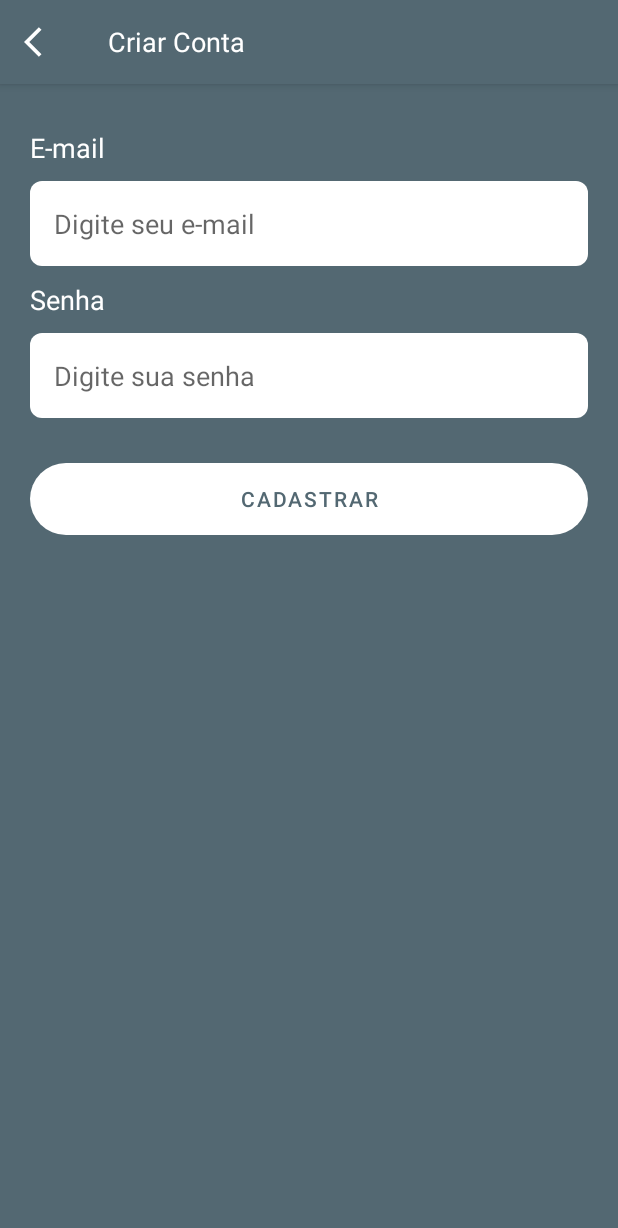
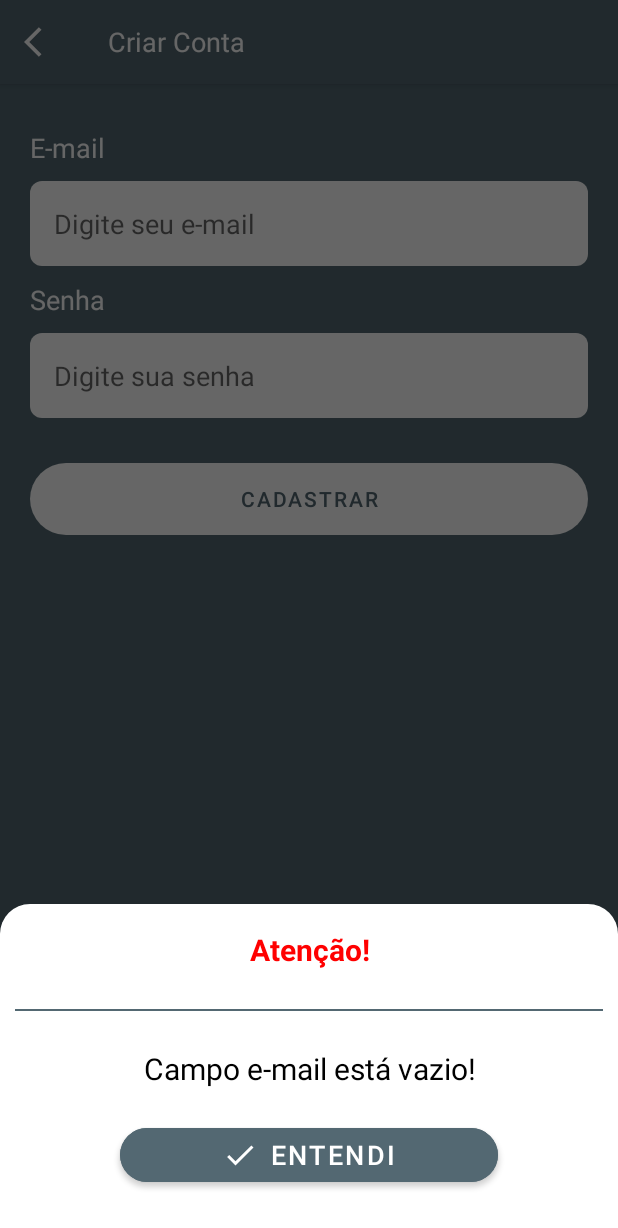
Before and after one commit to weskleyMDev/AndroidProjects, an Android app: the RegisterFragment screen opened through its navigation route, after a tap on "CADASTRAR", on a phone screen of 412 x 824 dp. Shown: the top 1228 px of the screen. Run offline under Robolectric (Android 15) with nearby library versions, the phone set to English and light mode, and no system bars; our stand-ins replace Firebase (no records; nobody signed in at launch, a user with empty details on screens opened directly); 1 statement that could not run was skipped.

Commit message:
bottomsheet alert adicionado ao projeto

```diff
--- a/MobileProject/app/src/main/java/com/mbweskley/mobileproject/helper/Extenssions.kt
+++ b/MobileProject/app/src/main/java/com/mbweskley/mobileproject/helper/Extenssions.kt
@@ -4,6 +4,9 @@ import android.graphics.Color
 import androidx.appcompat.app.AppCompatActivity
 import androidx.appcompat.widget.Toolbar
 import androidx.fragment.app.Fragment
+import com.google.android.material.bottomsheet.BottomSheetDialog
+import com.mbweskley.mobileproject.R
+import com.mbweskley.mobileproject.databinding.BottomSheetBinding
 
 fun Fragment.backToolbar(toolbar: Toolbar) {
     (activity as AppCompatActivity).setSupportActionBar(toolbar)
@@ -12,3 +15,28 @@ fun Fragment.backToolbar(toolbar: Toolbar) {
     toolbar.setNavigationOnClickListener { activity?.onBackPressed() }
     toolbar.setTitleTextColor(Color.parseColor("#FFFFFFFF"))
 }
+
+fun Fragment.showBottomSheet(
+    titleDialog: Int? = null,
+    titleButton: Int? = null,
+    message: Int,
+    onClick: () -> Unit = {}
+) {
+    val bottomSheetDialog = BottomSheetDialog(
+        requireContext(),
+        R.style.BottomSheetDialog
+    )
+    val bottomSheetBinding: BottomSheetBinding =
+        BottomSheetBinding.inflate(layoutInflater, null, false)
+
+    bottomSheetBinding.tvTitle.text = getString(titleDialog ?: R.string.TV_WARNING)
+    bottomSheetBinding.tvMessage.text = getText(message)
+    bottomSheetBinding.btClick.text = getString(titleButton ?: R.string.BT_ENTENDI)
+    bottomSheetBinding.btClick.setOnClickListener {
+        onClick()
+        bottomSheetDialog.dismiss()
+    }
+
+    bottomSheetDialog.setContentView(bottomSheetBinding.root)
+    bottomSheetDialog.show()
+}
--- a/MobileProject/app/src/main/java/com/mbweskley/mobileproject/ui/auth/LoginFragment.kt
+++ b/MobileProject/app/src/main/java/com/mbweskley/mobileproject/ui/auth/LoginFragment.kt
@@ -14,6 +14,7 @@ import com.mbweskley.mobileproject.R
 import com.mbweskley.mobileproject.databinding.FragmentLoginBinding
 import com.mbweskley.mobileproject.helper.BaseFragment
 import com.mbweskley.mobileproject.helper.FirebaseHelper
+import com.mbweskley.mobileproject.helper.showBottomSheet
 
 class LoginFragment : BaseFragment() {
 
@@ -60,12 +61,10 @@ class LoginFragment : BaseFragment() {
                 binding.progressBar.isVisible = true
                 loginUser(email, senha)
             } else {
-                Toast.makeText(requireContext(), "Campo Senha está em branco", Toast.LENGTH_SHORT)
-                    .show()
+                showBottomSheet(message = R.string.SENHA_VAZIO)
             }
         } else {
-            Toast.makeText(requireContext(), "Campo E-mail está em branco", Toast.LENGTH_SHORT)
-                .show()
+            showBottomSheet(message = R.string.EMAIL_VAZIO)
         }
     }
 
--- a/MobileProject/app/src/main/java/com/mbweskley/mobileproject/ui/auth/RecoverFragment.kt
+++ b/MobileProject/app/src/main/java/com/mbweskley/mobileproject/ui/auth/RecoverFragment.kt
@@ -4,9 +4,7 @@ import android.os.Bundle
 import android.view.LayoutInflater
 import android.view.View
 import android.view.ViewGroup
-import android.widget.Toast
 import androidx.core.view.isVisible
-import androidx.navigation.fragment.findNavController
 import com.google.firebase.auth.FirebaseAuth
 import com.google.firebase.auth.ktx.auth
 import com.google.firebase.ktx.Firebase
@@ -15,6 +13,7 @@ import com.mbweskley.mobileproject.databinding.FragmentRecoverBinding
 import com.mbweskley.mobileproject.helper.BaseFragment
 import com.mbweskley.mobileproject.helper.FirebaseHelper
 import com.mbweskley.mobileproject.helper.backToolbar
+import com.mbweskley.mobileproject.helper.showBottomSheet
 
 class RecoverFragment : BaseFragment() {
 
@@ -52,8 +51,7 @@ class RecoverFragment : BaseFragment() {
             binding.progressBar.isVisible = true
             recoverUserAccount(email)
         } else {
-            Toast.makeText(requireContext(), "Campo E-mail está em branco", Toast.LENGTH_SHORT)
-                .show()
+            showBottomSheet(message = R.string.EMAIL_VAZIO)
         }
     }
 
@@ -61,20 +59,13 @@ class RecoverFragment : BaseFragment() {
         auth.sendPasswordResetEmail(email)
             .addOnCompleteListener(requireActivity()) { task ->
                 if (task.isSuccessful) {
-                    findNavController().navigate(
-                        R.id.action_recoverFragment_to_loginFragment
+                    showBottomSheet(message = R.string.VERIFICAR_EMAIL)
+                } else {
+                    showBottomSheet(
+                        message = FirebaseHelper.validError(
+                            task.exception?.message ?: ""
+                        )
                     )
-                    Toast.makeText(
-                        requireContext(),
-                        "Verifique seu e-mail para recuperar sua conta!",
-                        Toast.LENGTH_SHORT
-                    ).show()
-                } else {
-                    Toast.makeText(
-                        requireContext(),
-                        FirebaseHelper.validError(task.exception?.message ?: ""),
-                        Toast.LENGTH_SHORT
-                    ).show()
                     binding.progressBar.isVisible = false
                 }
             }
--- a/MobileProject/app/src/main/java/com/mbweskley/mobileproject/ui/auth/RegisterFragment.kt
+++ b/MobileProject/app/src/main/java/com/mbweskley/mobileproject/ui/auth/RegisterFragment.kt
@@ -15,6 +15,7 @@ import com.mbweskley.mobileproject.databinding.FragmentRegisterBinding
 import com.mbweskley.mobileproject.helper.BaseFragment
 import com.mbweskley.mobileproject.helper.FirebaseHelper
 import com.mbweskley.mobileproject.helper.backToolbar
+import com.mbweskley.mobileproject.helper.showBottomSheet
 
 class RegisterFragment : BaseFragment() {
 
@@ -54,12 +55,10 @@ class RegisterFragment : BaseFragment() {
                 binding.progressBar.isVisible = true
                 registerUser(email, senha)
             } else {
-                Toast.makeText(requireContext(), "Campo Senha está em branco", Toast.LENGTH_SHORT)
-                    .show()
+                showBottomSheet(message = R.string.SENHA_VAZIO)
             }
         } else {
-            Toast.makeText(requireContext(), "Campo E-mail está em branco", Toast.LENGTH_SHORT)
-                .show()
+            showBottomSheet(message = R.string.EMAIL_VAZIO)
         }
     }
 
--- /dev/null
+++ b/MobileProject/app/src/main/res/drawable/bg_bottom_sheet.xml
@@ -0,0 +1,8 @@
+<?xml version="1.0" encoding="utf-8"?>
+<shape xmlns:android="http://schemas.android.com/apk/res/android" android:shape="rectangle">
+
+    <solid android:color="@color/white"/>
+    <corners android:topLeftRadius="20dp"
+        android:topRightRadius="20dp"/>
+
+</shape>
--- /dev/null
+++ b/MobileProject/app/src/main/res/layout/bottom_sheet.xml
@@ -0,0 +1,72 @@
+<?xml version="1.0" encoding="utf-8"?>
+<androidx.constraintlayout.widget.ConstraintLayout xmlns:android="http://schemas.android.com/apk/res/android"
+    xmlns:app="http://schemas.android.com/apk/res-auto"
+    xmlns:tools="http://schemas.android.com/tools"
+    android:layout_width="match_parent"
+    android:layout_height="wrap_content"
+    android:background="@drawable/bg_bottom_sheet"
+    android:padding="10dp">
+
+    <TextView
+        android:id="@+id/tv_title"
+        android:layout_width="match_parent"
+        android:layout_height="wrap_content"
+        android:gravity="center"
+        android:textColor="@color/red"
+        android:textSize="20sp"
+        android:textStyle="bold"
+        app:layout_constraintBottom_toBottomOf="parent"
+        app:layout_constraintEnd_toEndOf="parent"
+        app:layout_constraintHorizontal_bias="0.2"
+        app:layout_constraintStart_toStartOf="parent"
+        app:layout_constraintTop_toTopOf="parent"
+        app:layout_constraintVertical_bias="0.04"
+        tools:text="@string/TV_WARNING" />
+
+    <View
+        android:id="@+id/v_divider"
+        android:layout_width="0dp"
+        android:layout_height="1dp"
+        android:layout_marginVertical="20dp"
+        android:background="@color/blue_grey"
+        app:layout_constraintBottom_toBottomOf="parent"
+        app:layout_constraintEnd_toEndOf="parent"
+        app:layout_constraintStart_toStartOf="parent"
+        app:layout_constraintTop_toBottomOf="@+id/tv_title"
+        app:layout_constraintVertical_bias="0.047" />
+
+    <TextView
+        android:id="@+id/tv_message"
+        android:layout_width="match_parent"
+        android:layout_height="wrap_content"
+        android:layout_marginVertical="20dp"
+        android:gravity="center"
+        android:textColor="@color/black"
+        android:textSize="20sp"
+        app:layout_constraintBottom_toBottomOf="parent"
+        app:layout_constraintEnd_toEndOf="parent"
+        app:layout_constraintHorizontal_bias="0.2"
+        app:layout_constraintStart_toStartOf="parent"
+        app:layout_constraintTop_toBottomOf="@+id/v_divider"
+        app:layout_constraintVertical_bias="0.059"
+        tools:text="Testando alertas" />
+
+    <Button
+        android:id="@+id/bt_click"
+        android:layout_width="match_parent"
+        android:layout_height="wrap_content"
+        android:layout_marginHorizontal="70dp"
+        android:layout_marginVertical="20dp"
+        android:backgroundTint="@color/blue_grey"
+        android:textSize="18sp"
+        app:cornerRadius="18dp"
+        app:icon="@drawable/ic_check"
+        app:iconGravity="textStart"
+        app:layout_constraintBottom_toBottomOf="parent"
+        app:layout_constraintEnd_toEndOf="parent"
+        app:layout_constraintStart_toStartOf="parent"
+        app:layout_constraintTop_toBottomOf="@+id/tv_message"
+        tools:text="@string/BT_ENTENDI" />
+
+
+</androidx.constraintlayout.widget.ConstraintLayout>
--- a/MobileProject/app/src/main/res/values/strings.xml
+++ b/MobileProject/app/src/main/res/values/strings.xml
@@ -32,6 +32,10 @@
     <string name="SHORT_PASS_REG">Senha precisa ter 6 caracteres.</string>
     <string name="EMAIL_ALREADY_REG">Este e-mail já possui cadastro.</string>
     <string name="ERROR">Ocorreu algum erro. tente mais tarde.</string>
+    <string name="EMAIL_VAZIO">Campo e-mail está vazio!</string>
+    <string name="SENHA_VAZIO">Campo senha está vazio!</string>
+    <string name="VERIFICAR_EMAIL">Verifique seu e-mail para recuperar sua conta!</string>
+
     <string name="tv_em_andamento">Em Andamento</string>
     <string name="tv_concluido">Concluído</string>
     <string name="tv_a_fazer">A Fazer</string>
@@ -47,4 +51,6 @@
     <string name="cd_novo">Novo</string>
     <string name="TV_LISTA_VAZIA">Nenhum Compromisso em sua Lista!</string>
     <string name="APPBAR_EDITAR">Editar Compromisso</string>
+    <string name="TV_WARNING">Atenção!</string>
+    <string name="BT_ENTENDI">Entendi</string>
 </resources>
--- a/MobileProject/app/src/main/res/values/themes.xml
+++ b/MobileProject/app/src/main/res/values/themes.xml
@@ -20,4 +20,12 @@
         <item name="textAllCaps">false</item>
         <item name="android:textStyle">bold</item>
     </style>
+
+    <style name="BottomSheetDialog" parent="Theme.Design.BottomSheetDialog">
+        <item name="bottomSheetStyle">@style/bottomSheetStyleWrapper</item>
+    </style>
+
+    <style name="bottomSheetStyleWrapper" parent="Widget.Design.BottomSheet.Modal">
+        <item name="android:background">@android:color/transparent</item>
+    </style>
 </resources>
```
